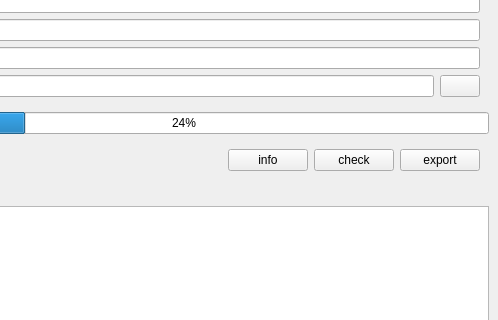
Before: the Qt Designer form pigro-gui/PigroWindow.ui in zolotov-av/pigro, drawn with Qt 5; both pictures show x 130 to 628 and y 111 to 431 of the 628 by 552 pixel window.
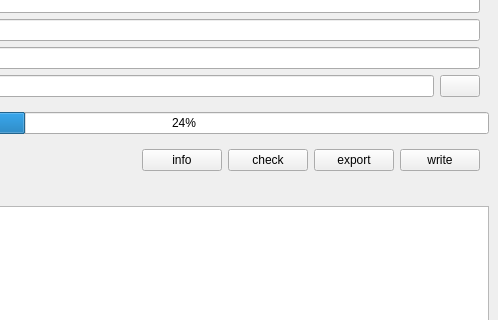
After: the same form once the commit is applied. Icons and pictures are not drawn.

Commit message: write firmware (GUI & console)

The edit to the form file:
```diff
--- a/pigro-gui/PigroWindow.ui
+++ b/pigro-gui/PigroWindow.ui
@@ -222,6 +222,13 @@
          </property>
         </widget>
        </item>
+       <item>
+        <widget class="QPushButton" name="pbWriteFirmware">
+         <property name="text">
+          <string>write</string>
+         </property>
+        </widget>
+       </item>
       </layout>
      </widget>
     </item>
```
The commit also changes 9 other files.
